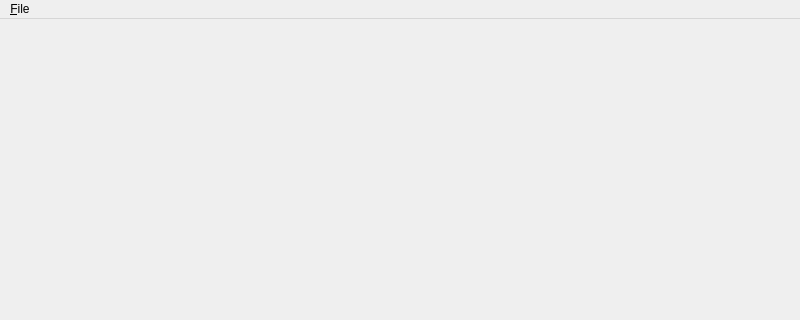
Qt form MainWindow.ui (MrMontag/yata) before a commit; both pictures show x 0 to 800 and y 0 to 320 of the 800 by 600 pixel window.
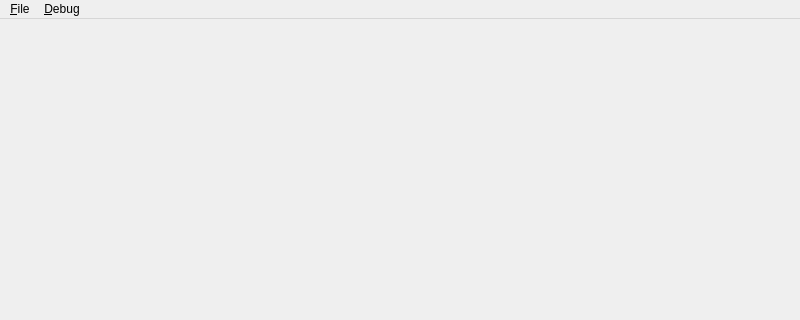
The same form after that commit.

Commit message: yata: add a debug menu and an item toggling full/partial layout

Diff of the .ui file:
```diff
--- a/MainWindow.ui
+++ b/MainWindow.ui
@@ -20,7 +20,7 @@
      <x>0</x>
      <y>0</y>
      <width>800</width>
-     <height>27</height>
+     <height>23</height>
     </rect>
    </property>
    <widget class="QMenu" name="menu_File">
@@ -30,7 +30,14 @@
     <addaction name="action_Open"/>
     <addaction name="action_Exit"/>
    </widget>
+   <widget class="QMenu" name="menuDebug">
+    <property name="title">
+     <string>&amp;Debug</string>
+    </property>
+    <addaction name="action_FullLayout"/>
+   </widget>
    <addaction name="menu_File"/>
+   <addaction name="menuDebug"/>
   </widget>
   <widget class="QStatusBar" name="statusbar"/>
   <action name="action_Open">
```
Left out of the diff: 8 changed lines with no effect on the pictures. The commit also changes 4 other files.
